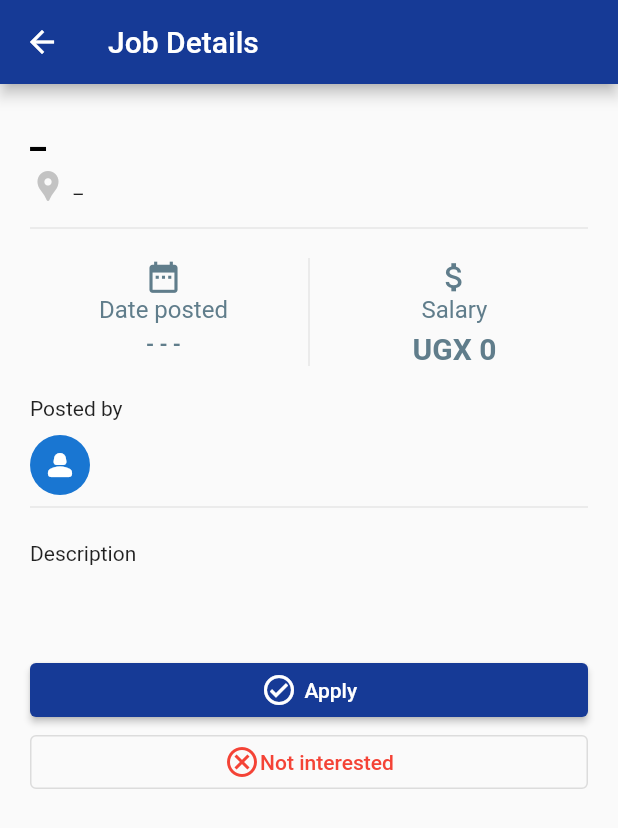
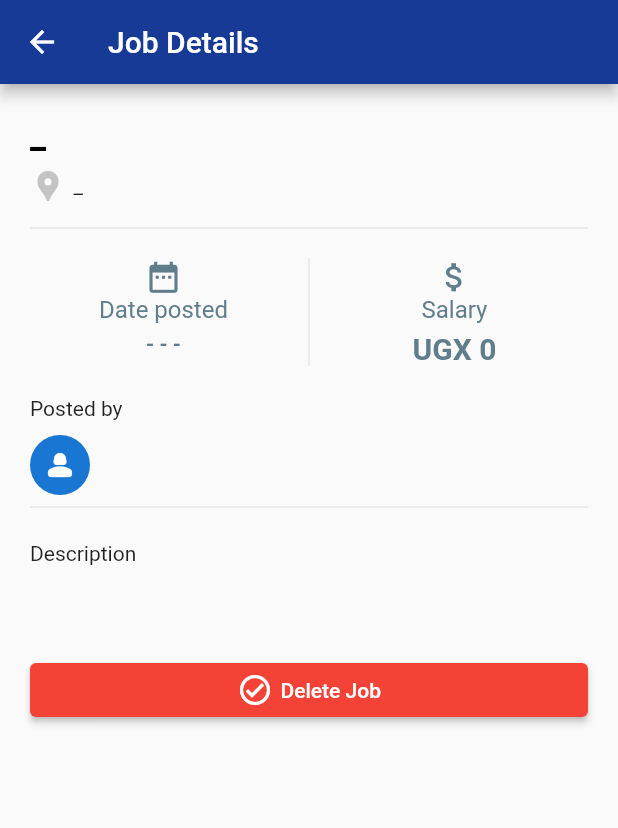
Before and after one commit to nina-project/akalimu, a Flutter app: the JobDetailsScreen screen opened by its route, on a phone screen of 412 x 824 dp. Shown: the top 828 px of the screen. Run offline on Flutter 3.47's test engine with Material 2 defaults, Android fonts, the phone set to English and light mode, and no system bars; our stand-ins replace firebase_auth, firebase_core, flutter_animate, flutter_rating_stars, google_sign_in, image_picker and 2 more; accounts and stored records are empty.

Commit message:
added job creation confirmation and  job deletion

```diff
--- a/mobile/lib/data/providers/app_provider.dart
+++ b/mobile/lib/data/providers/app_provider.dart
@@ -201,6 +201,16 @@ class AppProvider extends ChangeNotifier {
     return createdJob;
   }
 
+  Future deleteJob(Job job) async {
+    _isLoading = true;
+    notifyListeners();
+    await _jobsAPI.delete(job);
+    _jobs.removeWhere((j) => j.id == job.id);
+    _userJobs.removeWhere((j) => j.id == job.id);
+    _isLoading = false;
+    notifyListeners();
+  }
+
   Future fetchAllClients() async {
     _isLoading = true;
     notifyListeners();
--- a/mobile/lib/screens/jobs/job_details_screen.dart
+++ b/mobile/lib/screens/jobs/job_details_screen.dart
@@ -183,6 +183,32 @@ class _JobDetailsScreenState extends State<JobDetailsScreen> {
               const SizedBox(
                 height: 30,
               ),
+              Builder(builder: (context) {
+                int userId = appProvider.userData?.id ?? 0;
+                int creatorId = appProvider.selectedJob?.postedBy ?? 0;
+
+                if (userId == creatorId) {
+                  return ElevatedButton(
+                    style: ElevatedButton.styleFrom(
+                      backgroundColor: Colors.red,
+                    ),
+                    onPressed: () {
+                      appProvider.deleteJob(appProvider.selectedJob!);
+                      Navigator.of(context).pop();
+                    },
+                    child: Row(
+                      mainAxisAlignment: MainAxisAlignment.center,
+                      children: const [
+                        Icon(Icons.check_circle_outline_outlined),
+                        SizedBox(width: 5),
+                        Text("Delete Job"),
+                      ],
+                    ),
+                  );
+                }
+                return Column(
+                  crossAxisAlignment: CrossAxisAlignment.start,
+                  children: [
                     ElevatedButton(
                       onPressed: () {
                         ScaffoldMessenger.of(context).showSnackBar(
@@ -222,6 +248,9 @@ class _JobDetailsScreenState extends State<JobDetailsScreen> {
                       ),
                     ),
                   ],
+                );
+              }),
+            ],
           ),
         ),
       );
```
Also changed, not shown: mobile/lib/screens/commended/commendedscreen.dart (+19 -4 lines), mobile/lib/screens/jobs/posttaskscreen.dart (+30 -5 lines). Lines whose indentation alone changed are shown as unchanged.
